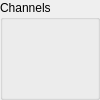
Before: the Qt Designer form src/ChannelsWidget.ui in ManiVaultStudio/DimensionsViewerPlugin, drawn with Qt 5.
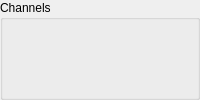
After: the same form once the commit is applied. Custom widgets are drawn as their Qt base class.

```diff
--- a/src/ChannelsWidget.ui
+++ b/src/ChannelsWidget.ui
@@ -6,7 +6,7 @@
    <rect>
     <x>0</x>
     <y>0</y>
-    <width>100</width>
+    <width>200</width>
     <height>100</height>
    </rect>
   </property>
```
